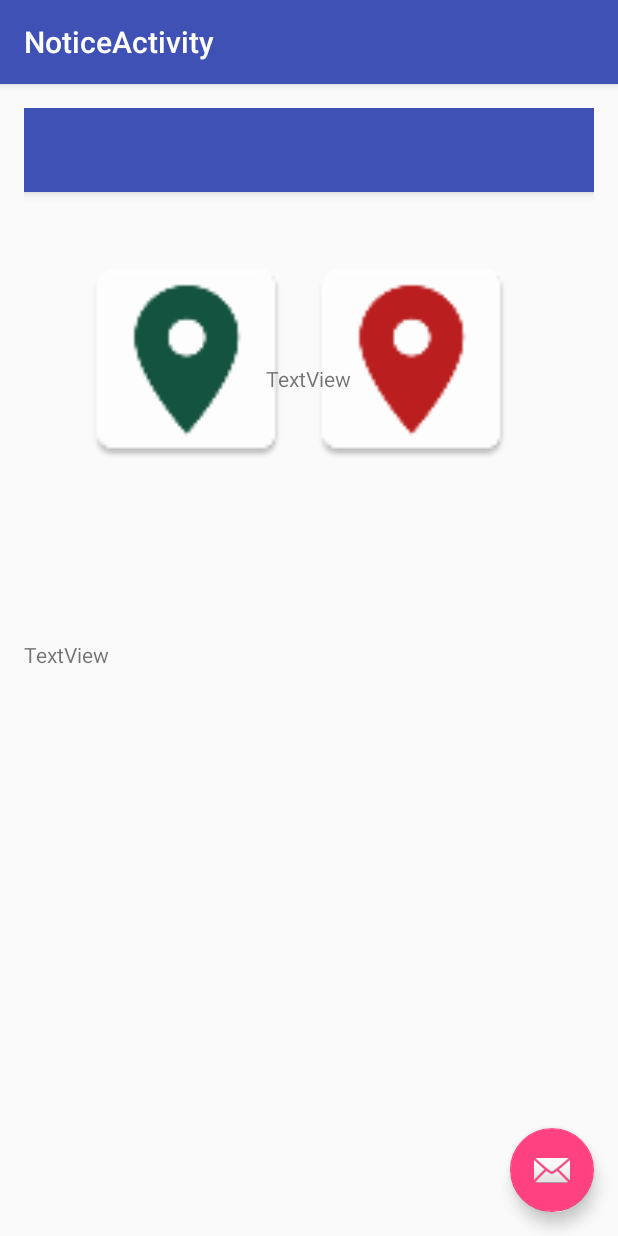
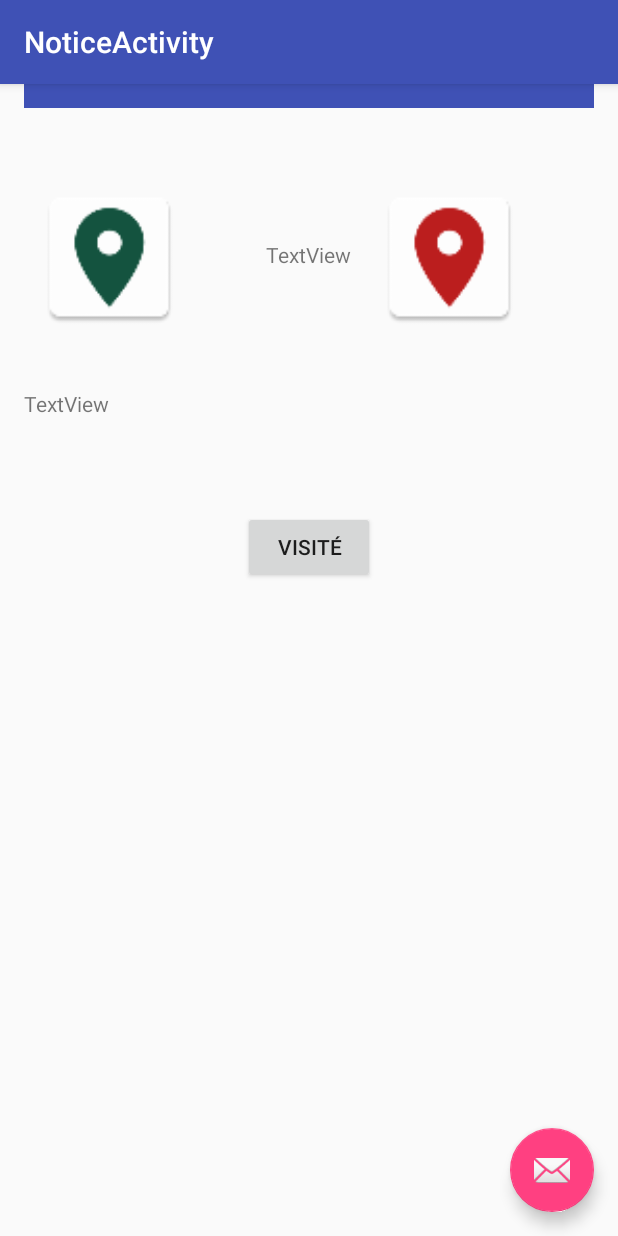
Before and after one commit to TravelCompanion/TravelCompanion, an Android app: the NoticeActivity screen opened directly, with no data from a screen before it, on a phone screen of 412 x 824 dp. Run offline under Robolectric (Android 15) with nearby library versions, the light colour scheme and no system bars.

Commit message:
ajout d'un notation pour un monument

```diff
--- a/TravelCompanionApp/app/src/main/res/layout/content_monument.xml
+++ b/TravelCompanionApp/app/src/main/res/layout/content_monument.xml
@@ -1,4 +1,9 @@
 <?xml version="1.0" encoding="utf-8"?>
+<ScrollView
+    xmlns:android="http://schemas.android.com/apk/res/android"
+    android:layout_width="match_parent"
+    android:layout_height="match_parent"
+    >
 <RelativeLayout xmlns:android="http://schemas.android.com/apk/res/android"
     xmlns:app="http://schemas.android.com/apk/res-auto"
     xmlns:tools="http://schemas.android.com/tools"
@@ -12,11 +17,6 @@
     tools:context="com.example.voyage.travelcompanionapp.MonumentActivity">
 
 
-    <android.support.design.widget.AppBarLayout
-        android:layout_width="match_parent"
-        android:layout_height="wrap_content"
-        android:theme="@style/AppTheme.AppBarOverlay"
-        android:id="@+id/appBarLayout">
 
     <android.support.v7.widget.Toolbar
         android:id="@+id/toolbar_monumentActivity"
@@ -24,31 +24,26 @@
         android:layout_height="?attr/actionBarSize"
         android:background="?attr/colorPrimary"
         app:popupTheme="@style/AppTheme.PopupOverlay" />
-    </android.support.design.widget.AppBarLayout>
-
-
 
 
     <ImageView
         android:id="@+id/imageView6"
-        android:layout_width="150dp"
-        android:layout_height="150dp"
+        android:layout_width="100dp"
+        android:layout_height="100dp"
         app:srcCompat="@mipmap/room"
         android:layout_alignTop="@+id/imageView7"
-        android:layout_alignParentRight="true"
-        android:layout_alignParentEnd="true"
-        android:layout_marginRight="46dp"
-        android:layout_marginEnd="46dp" />
+        android:layout_toRightOf="@+id/button_visite"
+        android:layout_toEndOf="@+id/button_visite" />
 
     <ImageView
         android:id="@+id/imageView7"
-        android:layout_width="150dp"
-        android:layout_height="150dp"
+        android:layout_width="100dp"
+        android:layout_height="100dp"
+        android:layout_marginLeft="7dp"
+        android:layout_marginStart="7dp"
+        android:layout_marginTop="50dp"
         app:srcCompat="@mipmap/room1"
-        android:layout_marginTop="37dp"
-        android:layout_marginLeft="34dp"
-        android:layout_marginStart="34dp"
-        android:layout_below="@+id/appBarLayout"
+        android:layout_below="@+id/toolbar_monumentActivity"
         android:layout_alignParentLeft="true"
         android:layout_alignParentStart="true" />
 
@@ -58,18 +53,29 @@
         android:layout_height="wrap_content"
         android:inputType="textMultiLine"
         android:text="TextView"
-        android:layout_marginTop="111dp"
+        android:layout_marginTop="37dp"
         android:layout_below="@+id/imageView6"
-        android:layout_alignParentLeft="true"
-        android:layout_alignParentStart="true" />
+        android:layout_alignParentRight="true"
+        android:layout_alignParentEnd="true" />
 
     <TextView
         android:id="@+id/textView_distance"
         android:layout_width="wrap_content"
         android:layout_height="wrap_content"
-        android:layout_alignBottom="@+id/imageView7"
-        android:layout_centerHorizontal="true"
-        android:layout_marginBottom="53dp"
-        android:text="TextView" />
+        android:text="TextView"
+        android:layout_marginTop="38dp"
+        android:layout_alignTop="@+id/imageView6"
+        android:layout_centerHorizontal="true" />
+
+
+    <Button
+        android:id="@+id/button_visite"
+        android:layout_width="wrap_content"
+        android:layout_height="wrap_content"
+        android:text="Visité"
+        android:layout_marginTop="62dp"
+        android:layout_below="@+id/textView_descmonu"
+        android:layout_centerHorizontal="true" />
 
 </RelativeLayout>
+</ScrollView>
--- a/TravelCompanionApp/app/src/main/res/values/strings.xml
+++ b/TravelCompanionApp/app/src/main/res/values/strings.xml
@@ -29,6 +29,9 @@
     <string name="title_activity_settings">Settings</string>
     <string name="error_connection">login ou le mot de passe est incorrect</string>
     <string name="user">Utilisateur</string>
+    <string name="note">Noter</string>
+    <string name="fermer">Fermer</string>
+    <string name="donner_note">Voulez-vous une noter ce monument</string>
 
     <!-- Strings related to Settings -->
 
```
Also changed, not shown: TravelCompanionApp/app/src/main/AndroidManifest.xml (+10 -3 lines), TravelCompanionApp/app/src/main/java/com/example/voyage/travelcompanionapp/MonumentActivity.java (+130 -4 lines), TravelCompanionApp/app/src/main/res/layout/activity_content_monument.xml (added, +11 -0 lines), TravelCompanionApp/app/src/main/res/layout/activity_rate.xml (added, +24 -0 lines), TravelCompanionApp/app/src/main/res/layout/tablet_activity_content_monument.xml (added, +11 -0 lines), TravelCompanionApp/app/src/main/res/layout/tablet_content_monument.xml (added, +83 -0 lines).
